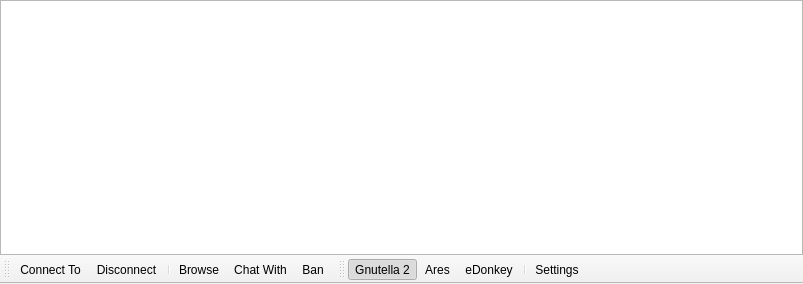
Old version of the form trunk/UI/widgetneighbors.ui in the repository c3c/quazaa.
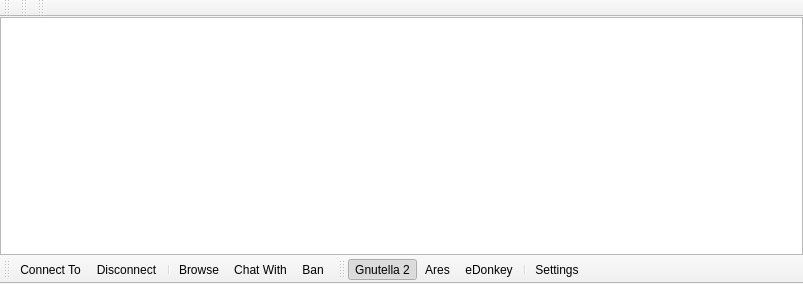
New version of the form. Icons and pictures are not drawn.

Patch:
```diff
--- a/trunk/UI/widgetneighbors.ui
+++ b/trunk/UI/widgetneighbors.ui
@@ -135,6 +135,39 @@
    <addaction name="separator"/>
    <addaction name="actionSettings"/>
   </widget>
+  <widget class="QToolBar" name="toolBarG2">
+   <property name="windowTitle">
+    <string>toolBar</string>
+   </property>
+   <attribute name="toolBarArea">
+    <enum>TopToolBarArea</enum>
+   </attribute>
+   <attribute name="toolBarBreak">
+    <bool>false</bool>
+   </attribute>
+  </widget>
+  <widget class="QToolBar" name="toolBarAres">
+   <property name="windowTitle">
+    <string>toolBar_2</string>
+   </property>
+   <attribute name="toolBarArea">
+    <enum>TopToolBarArea</enum>
+   </attribute>
+   <attribute name="toolBarBreak">
+    <bool>false</bool>
+   </attribute>
+  </widget>
+  <widget class="QToolBar" name="toolBarEDonkey">
+   <property name="windowTitle">
+    <string>toolBar_3</string>
+   </property>
+   <attribute name="toolBarArea">
+    <enum>TopToolBarArea</enum>
+   </attribute>
+   <attribute name="toolBarBreak">
+    <bool>false</bool>
+   </attribute>
+  </widget>
   <action name="actionNeighborConnectTo">
    <property name="icon">
     <iconset resource="../Resource.qrc">
```
Left out of the diff: 22 changed lines with no effect on the pictures.
